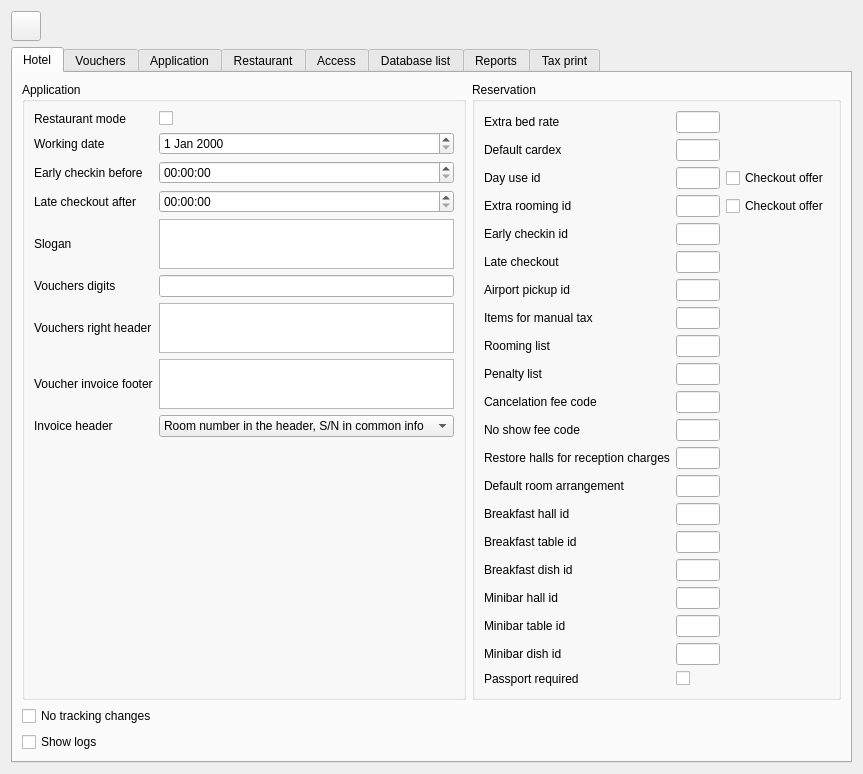
Above: Resort/wglobaldbconfig.ui from End1-1/Resort before the change. Below: the same form after it.
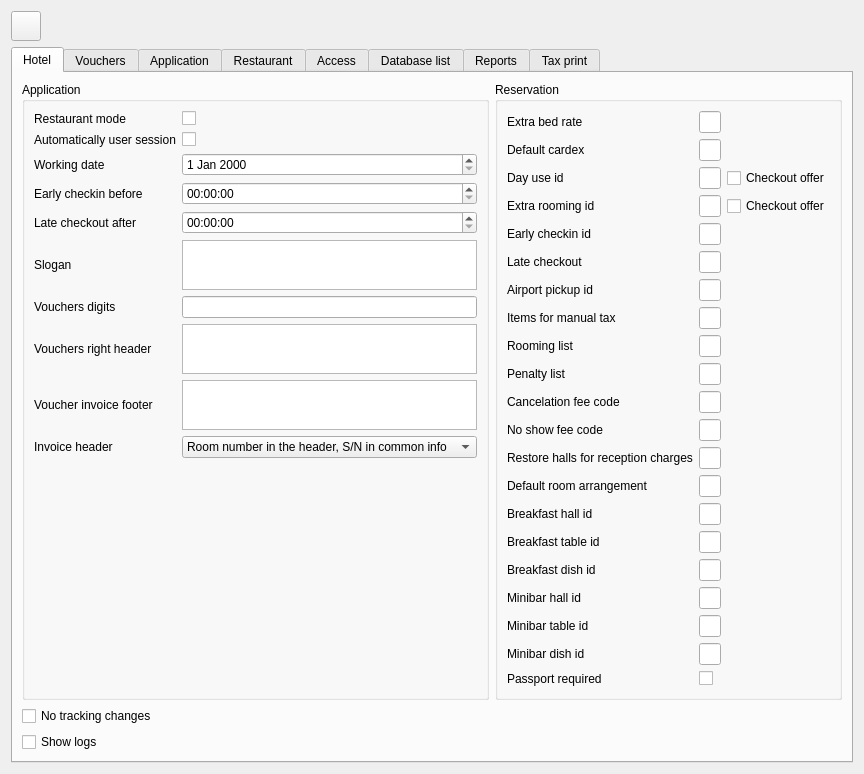
That is the form after the change. The open tabs and pages were chosen to show the change. Icons and pictures are not drawn. Custom widgets are drawn as their Qt base class.

```diff
--- a/Resort/wglobaldbconfig.ui
+++ b/Resort/wglobaldbconfig.ui
@@ -375,27 +375,27 @@
             <string>Application</string>
            </property>
            <layout class="QGridLayout" name="gridLayout_2">
-            <item row="3" column="1">
-             <widget class="EQTimeEdit" name="teLateCheckout"/>
-            </item>
-            <item row="6" column="0">
-             <widget class="QLabel" name="label_11">
-              <property name="text">
-               <string>Vouchers right header</string>
+            <item row="11" column="2">
+             <spacer name="verticalSpacer">
+              <property name="orientation">
+               <enum>Qt::Vertical</enum>
               </property>
-             </widget>
+              <property name="sizeHint" stdset="0">
+               <size>
+                <width>20</width>
+                <height>40</height>
+               </size>
+              </property>
+             </spacer>
             </item>
-            <item row="8" column="0">
-             <widget class="QLabel" name="label_13">
+            <item row="2" column="0">
+             <widget class="QLabel" name="label">
               <property name="text">
-               <string>Voucher invoice footer</string>
+               <string>Working date</string>
               </property>
              </widget>
             </item>
-            <item row="1" column="1">
-             <widget class="EQDateEdit" name="deWorkingDate"/>
-            </item>
-            <item row="8" column="1">
+            <item row="9" column="2">
              <widget class="EQTextEdit" name="teVoucherInvoiceFooter">
               <property name="maximumSize">
                <size>
@@ -405,113 +405,127 @@
               </property>
              </widget>
             </item>
-            <item row="4" column="0">
+            <item row="5" column="0">
              <widget class="QLabel" name="label_5">
               <property name="text">
                <string>Slogan</string>
               </property>
              </widget>
             </item>
-            <item row="2" column="1">
-             <widget class="EQTimeEdit" name="teEarlyCheckin"/>
-            </item>
-            <item row="2" column="0">
-             <widget class="QLabel" name="label_6">
-              <property name="text">
-               <string>Early checkin before</string>
-              </property>
+            <item row="10" column="2">
+             <widget class="QComboBox" name="cbInvoiceHeader">
+              <item>
+               <property name="text">
+                <string>Room number in the header, S/N in common info</string>
+               </property>
+              </item>
+              <item>
+               <property name="text">
+                <string>S/N in the header, room number in common info </string>
+               </property>
+              </item>
              </widget>
             </item>
-            <item row="1" column="0">
-             <widget class="QLabel" name="label">
-              <property name="text">
-               <string>Working date</string>
-              </property>
-             </widget>
-            </item>
-            <item row="10" column="1">
-             <spacer name="verticalSpacer">
-              <property name="orientation">
-               <enum>Qt::Vertical</enum>
-              </property>
-              <property name="sizeHint" stdset="0">
-               <size>
-                <width>20</width>
-                <height>40</height>
-               </size>
-              </property>
-             </spacer>
-            </item>
-            <item row="4" column="1">
-             <widget class="EQTextEdit" name="teSlogan">
-              <property name="maximumSize">
-               <size>
-                <width>16777215</width>
-                <height>50</height>
-               </size>
-              </property>
-             </widget>
-            </item>
-            <item row="6" column="1">
-             <widget class="EQTextEdit" name="teVoucherRightText">
-              <property name="maximumSize">
-               <size>
-                <width>16777215</width>
-                <height>50</height>
-               </size>
-              </property>
-             </widget>
-            </item>
-            <item row="5" column="1">
-             <widget class="EQLineEdit" name="leVaucherDigits"/>
-            </item>
-            <item row="3" column="0">
-             <widget class="QLabel" name="label_7">
-              <property name="text">
-               <string>Late checkout after</string>
-              </property>
-             </widget>
-            </item>
-            <item row="5" column="0">
+            <item row="6" column="0">
              <widget class="QLabel" name="label_12">
               <property name="text">
                <string>Vouchers digits</string>
               </property>
              </widget>
             </item>
-            <item row="0" column="0">
-             <widget class="QLabel" name="label_23">
-              <property name="text">
-               <string>Restaurant mode</string>
-              </property>
-             </widget>
-            </item>
-            <item row="0" column="1">
+            <item row="0" column="2">
              <widget class="QCheckBox" name="chRestMode">
               <property name="text">
                <string/>
               </property>
              </widget>
             </item>
-            <item row="9" column="0">
+            <item row="7" column="2">
+             <widget class="EQTextEdit" name="teVoucherRightText">
+              <property name="maximumSize">
+               <size>
+                <width>16777215</width>
+                <height>50</height>
+               </size>
+              </property>
+             </widget>
+            </item>
+            <item row="4" column="2">
+             <widget class="EQTimeEdit" name="teLateCheckout"/>
+            </item>
+            <item row="4" column="0">
+             <widget class="QLabel" name="label_7">
+              <property name="text">
+               <string>Late checkout after</string>
+              </property>
+             </widget>
+            </item>
+            <item row="6" column="2">
+             <widget class="EQLineEdit" name="leVaucherDigits"/>
+            </item>
+            <item row="10" column="0">
              <widget class="QLabel" name="label_43">
               <property name="text">
                <string>Invoice header</string>
               </property>
              </widget>
             </item>
-            <item row="9" column="1">
-             <widget class="QComboBox" name="cbInvoiceHeader">
-              <item>
-               <property name="text">
-                <string>Room number in the header, S/N in common info</string>
-               </property>
-              </item>
-              <item>
-               <property name="text">
-                <string>S/N in the header, room number in common info </string>
-               </property>
-              </item>
+            <item row="9" column="0">
+             <widget class="QLabel" name="label_13">
+              <property name="text">
+               <string>Voucher invoice footer</string>
+              </property>
+             </widget>
+            </item>
+            <item row="7" column="0">
+             <widget class="QLabel" name="label_11">
+              <property name="text">
+               <string>Vouchers right header</string>
+              </property>
+             </widget>
+            </item>
+            <item row="3" column="0">
+             <widget class="QLabel" name="label_6">
+              <property name="text">
+               <string>Early checkin before</string>
+              </property>
+             </widget>
+            </item>
+            <item row="5" column="2">
+             <widget class="EQTextEdit" name="teSlogan">
+              <property name="maximumSize">
+               <size>
+                <width>16777215</width>
+                <height>50</height>
+               </size>
+              </property>
+             </widget>
+            </item>
+            <item row="0" column="0">
+             <widget class="QLabel" name="label_23">
+              <property name="text">
+               <string>Restaurant mode</string>
+              </property>
+             </widget>
+            </item>
+            <item row="3" column="2">
+             <widget class="EQTimeEdit" name="teEarlyCheckin"/>
+            </item>
+            <item row="2" column="2">
+             <widget class="EQDateEdit" name="deWorkingDate"/>
+            </item>
+            <item row="1" column="2">
+             <widget class="QCheckBox" name="chAutoSession">
+              <property name="text">
+               <string/>
+              </property>
+             </widget>
+            </item>
+            <item row="1" column="0">
+             <widget class="QLabel" name="lbAutoSession">
+              <property name="text">
+               <string>Automatically user session</string>
+              </property>
              </widget>
             </item>
            </layout>
@@ -1824,9 +1838,9 @@
  </widget>
  <customwidgets>
   <customwidget>
-   <class>EQCheckBox</class>
-   <extends>QCheckBox</extends>
-   <header location="global">eqcheckbox.h</header>
+   <class>EQTableWidget</class>
+   <extends>QTableWidget</extends>
+   <header location="global">eqtablewidget.h</header>
   </customwidget>
   <customwidget>
    <class>EQLineEdit</class>
@@ -1837,9 +1851,14 @@
    </slots>
   </customwidget>
   <customwidget>
-   <class>EQTableWidget</class>
-   <extends>QTableWidget</extends>
-   <header location="global">eqtablewidget.h</header>
+   <class>EQCheckBox</class>
+   <extends>QCheckBox</extends>
+   <header location="global">eqcheckbox.h</header>
+  </customwidget>
+  <customwidget>
+   <class>EQTextEdit</class>
+   <extends>QTextEdit</extends>
+   <header location="global">eqtextedit.h</header>
   </customwidget>
   <customwidget>
    <class>EQDateEdit</class>
@@ -1851,11 +1870,6 @@
    <extends>QTimeEdit</extends>
    <header location="global">eqtimeedit.h</header>
   </customwidget>
-  <customwidget>
-   <class>EQTextEdit</class>
-   <extends>QTextEdit</extends>
-   <header location="global">eqtextedit.h</header>
-  </customwidget>
  </customwidgets>
  <tabstops>
   <tabstop>chRestMode</tabstop>
```
Left out of the diff: 147 changed lines with no effect on the pictures.
